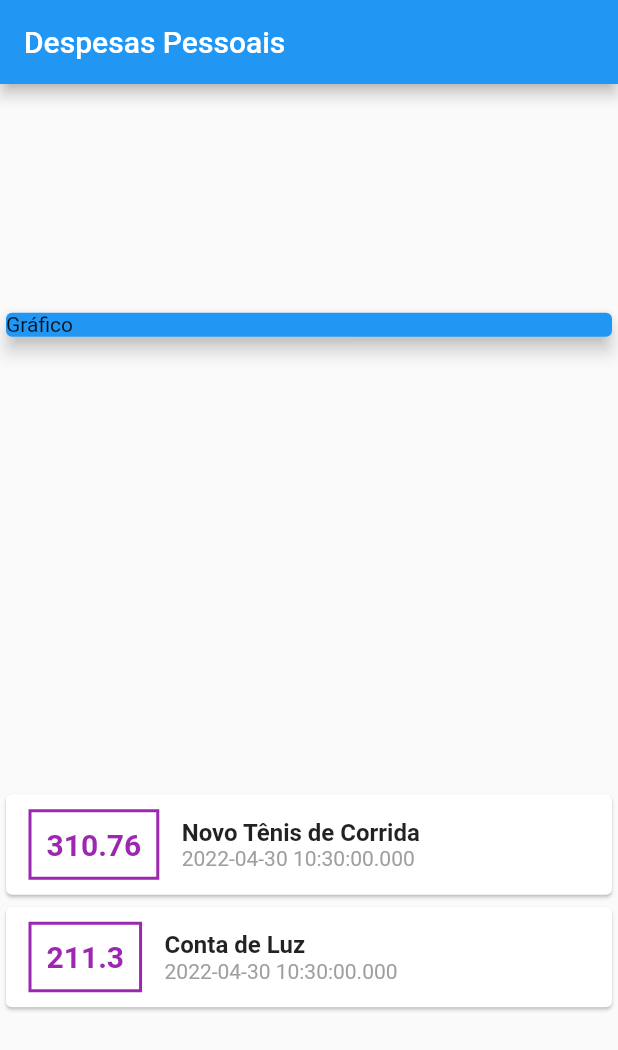
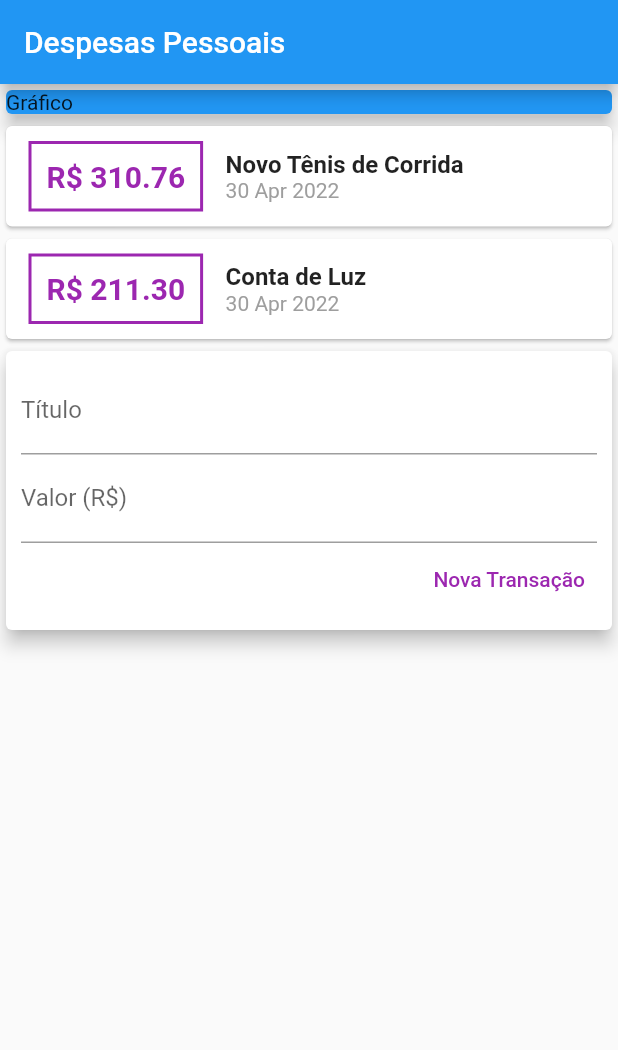
Before and after one commit to fercguerra/app_expenses, a Flutter app: the screen it shows after launch, on a phone screen of 412 x 824 dp. Shown: the top 1050 px of the screen. Run offline on Flutter 3.47's test engine with Material 2 defaults, Android fonts, the phone set to English and light mode, and no system bars.

Commit message:
column/row, textfield e interpolação

```diff
--- a/lib/main.dart
+++ b/lib/main.dart
@@ -1,5 +1,6 @@
 import 'package:flutter/material.dart';
 import 'models/transaction.dart';
+import 'package:intl/intl.dart';
 
 main() => runApp(const ExpensesApp());
 
@@ -13,6 +14,10 @@ class ExpensesApp extends StatelessWidget {
 
 class MyHomePage extends StatelessWidget {
   MyHomePage({Key? key}) : super(key: key);
+
+  final titleController = TextEditingController();
+  final valueController = TextEditingController();
+
   final _transactions = [
     Transaction(
       id: 't1',
@@ -35,7 +40,6 @@ class MyHomePage extends StatelessWidget {
         title: const Text('Despesas Pessoais'),
       ),
       body: Column(
-        mainAxisAlignment: MainAxisAlignment.spaceAround,
         crossAxisAlignment: CrossAxisAlignment.stretch,
         children: [
           const SizedBox(
@@ -63,7 +67,7 @@ class MyHomePage extends StatelessWidget {
                       ),
                       padding: const EdgeInsets.all(10),
                       child: Text(
-                        tr.value.toString(),
+                        'R\$ ${tr.value.toStringAsFixed(2)}',
                         style: const TextStyle(
                           fontWeight: FontWeight.bold,
                           fontSize: 20,
@@ -82,7 +86,7 @@ class MyHomePage extends StatelessWidget {
                           ),
                         ),
                         Text(
-                          tr.date.toString(),
+                          DateFormat('d MMM y').format(tr.date),
                           style: const TextStyle(
                             color: Colors.grey,
                           ),
@@ -94,6 +98,45 @@ class MyHomePage extends StatelessWidget {
               );
             }).toList(),
           ),
+          Card(
+            elevation: 5,
+            child: Padding(
+              padding: const EdgeInsets.all(10),
+              child: Column(
+                children: [
+                  TextField(
+                    controller: titleController,
+                    decoration: const InputDecoration(
+                      labelText: 'Título',
+                    ),
+                  ),
+                  TextField(
+                    controller: valueController,
+                    decoration: const InputDecoration(
+                      labelText: 'Valor (R\$)',
+                    ),
+                  ),
+                  Row(
+                    mainAxisAlignment: MainAxisAlignment.end,
+                    children: <Widget>[
+                      TextButton(
+                        child: const Text(
+                          'Nova Transação',
+                          style: TextStyle(
+                            color: Colors.purple,
+                          ),
+                        ),
+                        onPressed: () {
+                          print(titleController.text);
+                          print(valueController.text);
+                        },
+                      )
+                    ],
+                  ),
+                ],
+              ),
+            ),
+          )
         ],
       ),
     );
--- a/pubspec.yaml
+++ b/pubspec.yaml
@@ -29,6 +29,7 @@ environment:
 dependencies:
   flutter:
     sdk: flutter
+  intl: ^0.17.0
 
 
   # The following adds the Cupertino Icons font to your application.
```
Also changed, not shown: pubspec.lock.
